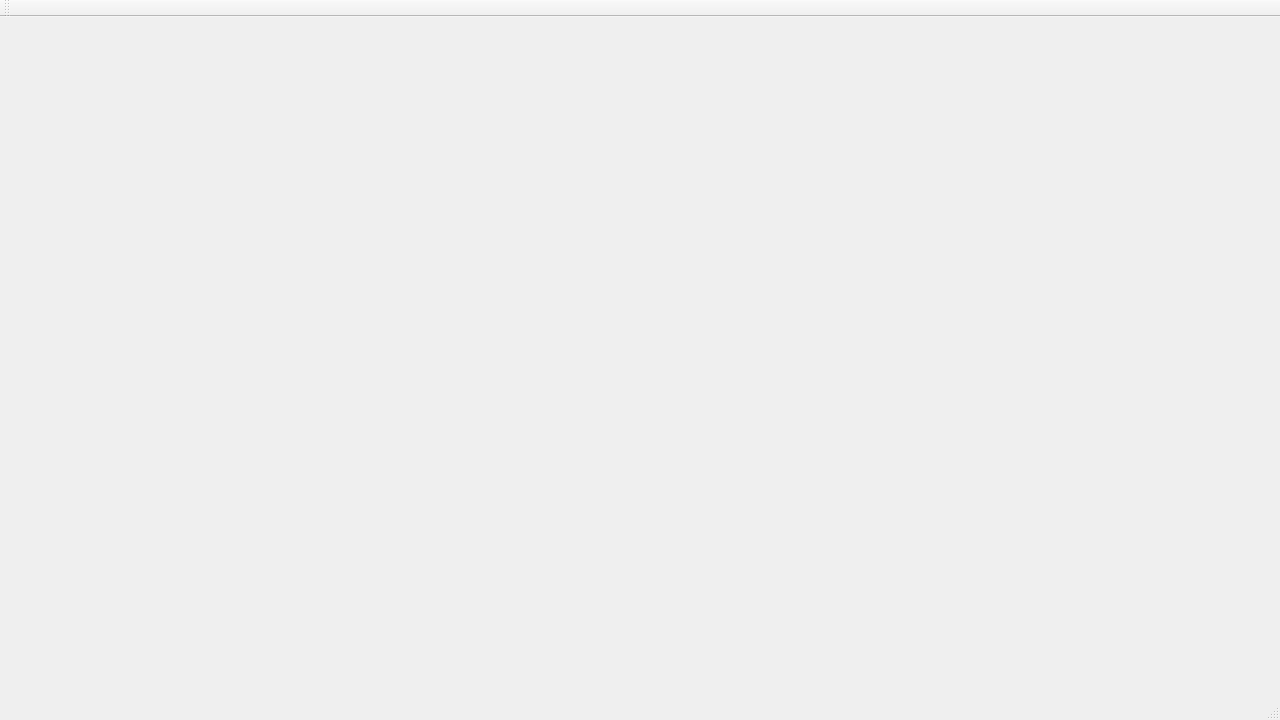
Above: src/appwindow.ui from ClobberXD/ClobberIRC before the change. Below: the same form after it.
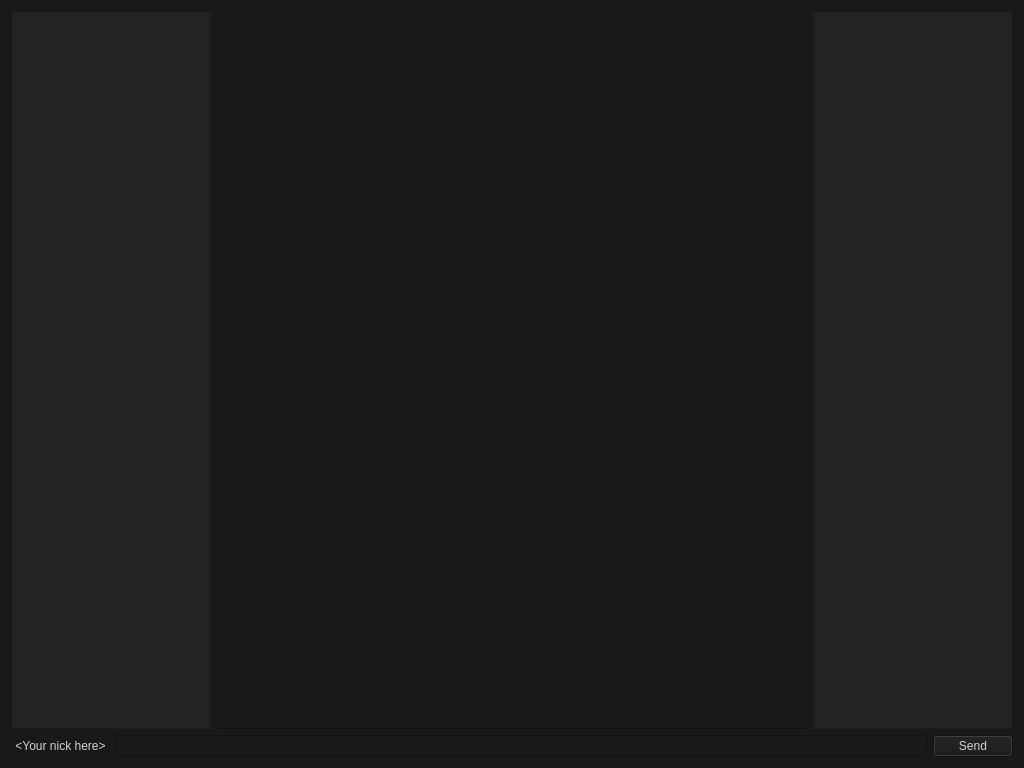
That is the form after the change.

Commit message:
Add basic window layout
Use a dark theme by default

```diff
--- a/src/appwindow.ui
+++ b/src/appwindow.ui
@@ -6,8 +6,8 @@
    <rect>
     <x>0</x>
     <y>0</y>
-    <width>1280</width>
-    <height>720</height>
+    <width>1024</width>
+    <height>768</height>
    </rect>
   </property>
   <property name="minimumSize">
@@ -16,32 +16,96 @@
     <height>480</height>
    </size>
   </property>
+  <property name="font">
+   <font>
+    <pointsize>12</pointsize>
+   </font>
+  </property>
   <property name="windowTitle">
    <string>ClobberIRC</string>
   </property>
-  <property name="toolButtonStyle">
-   <enum>Qt::ToolButtonTextOnly</enum>
+  <property name="styleSheet">
+   <string notr="true">background-color: rgb(25, 25, 25);
+color: rgb(210, 210, 210);</string>
   </property>
-  <widget class="QWidget" name="centralWidget"/>
-  <widget class="QMenuBar" name="menuBar">
-   <property name="geometry">
-    <rect>
-     <x>0</x>
-     <y>0</y>
-     <width>1280</width>
-     <height>22</height>
-    </rect>
-   </property>
+  <widget class="QWidget" name="centralWidget">
+   <layout class="QVBoxLayout" name="verticalLayout">
+    <item>
+     <layout class="QHBoxLayout" name="horizontalLayout">
+      <item>
+       <widget class="QTreeView" name="list_channels">
+        <property name="maximumSize">
+         <size>
+          <width>200</width>
+          <height>16777215</height>
+         </size>
+        </property>
+        <property name="styleSheet">
+         <string notr="true">background-color: rgb(35, 35, 35);</string>
+        </property>
+        <attribute name="headerVisible">
+         <bool>true</bool>
+        </attribute>
+       </widget>
+      </item>
+      <item>
+       <widget class="QTextEdit" name="te_chat">
+        <property name="readOnly">
+         <bool>true</bool>
+        </property>
+       </widget>
+      </item>
+      <item>
+       <widget class="QListView" name="list_users">
+        <property name="maximumSize">
+         <size>
+          <width>200</width>
+          <height>16777215</height>
+         </size>
+        </property>
+        <property name="styleSheet">
+         <string notr="true">background-color: rgb(35, 35, 35);</string>
+        </property>
+       </widget>
+      </item>
+     </layout>
+    </item>
+    <item>
+     <layout class="QHBoxLayout" name="horizontalLayout_2">
+      <item>
+       <widget class="QPushButton" name="btn_nick">
+        <property name="text">
+         <string>&lt;Your nick here&gt;</string>
+        </property>
+        <property name="flat">
+         <bool>true</bool>
+        </property>
+       </widget>
+      </item>
+      <item>
+       <widget class="QLineEdit" name="le_input"/>
+      </item>
+      <item>
+       <widget class="QPushButton" name="pushButton">
+        <property name="text">
+         <string>Send</string>
+        </property>
+       </widget>
+      </item>
+     </layout>
+    </item>
+   </layout>
   </widget>
-  <widget class="QToolBar" name="mainToolBar">
-   <attribute name="toolBarArea">
-    <enum>TopToolBarArea</enum>
-   </attribute>
-   <attribute name="toolBarBreak">
-    <bool>false</bool>
-   </attribute>
-  </widget>
-  <widget class="QStatusBar" name="statusBar"/>
+  <action name="actionNew_Server">
+   <property name="text">
+    <string>New Server</string>
+   </property>
+  </action>
+  <action name="actionJoin_Channel">
+   <property name="text">
+    <string>Join Channel</string>
+   </property>
+  </action>
  </widget>
  <layoutdefault spacing="6" margin="11"/>
  <resources/>
```
The commit also changes 2 other files.
